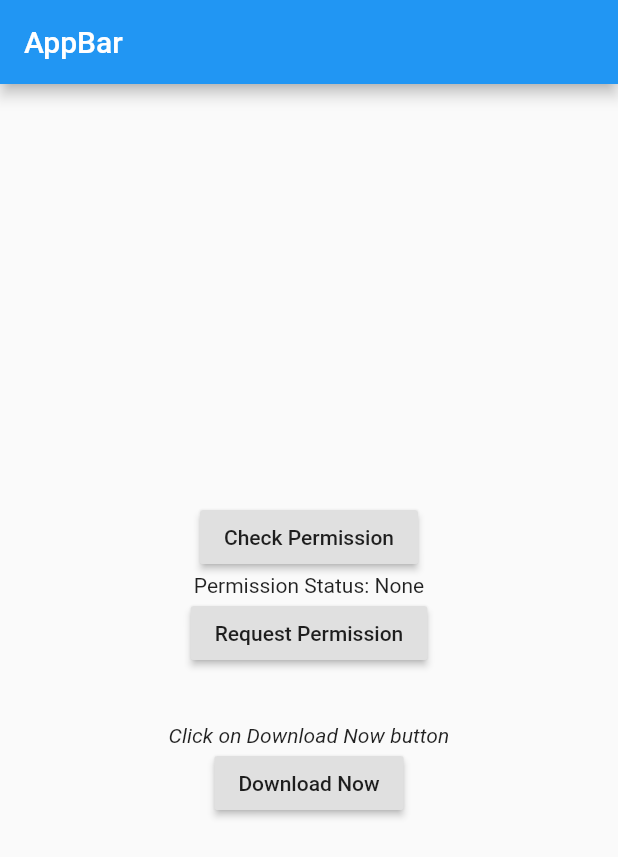
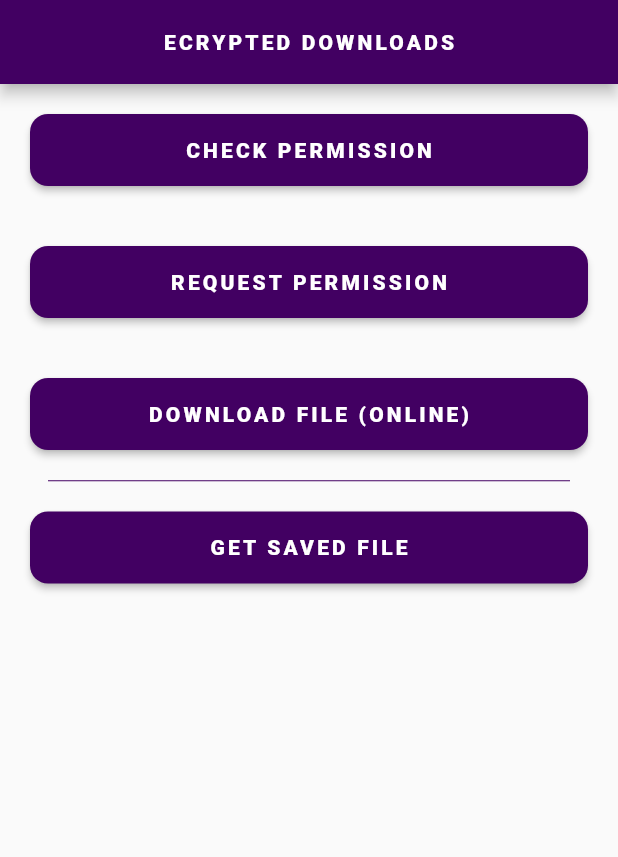
Before and after one commit to rohitsinghorg/encryption_downloads, a Flutter app: the screen it shows after launch, on a phone screen of 412 x 824 dp. Shown: the top 857 px of the screen. Run offline on Flutter 3.47's test engine with Material 2 defaults, Android fonts, the phone set to English and light mode, and no system bars; our stand-ins replace dio, shared_preferences, toast; missing offline and left inert: simple_permissions; Roboto replaces fonts that are missing (Raleway).

Commit message:
file read issue fixed. App completed

```diff
--- /dev/null
+++ b/lib/de_button.dart
@@ -0,0 +1,30 @@
+import 'package:flutter/material.dart';
+
+class DEButton extends StatelessWidget {
+  final String name;
+  final Function function;
+
+  DEButton({Key key, @required this.name, @required this.function}) : super(key: key);
+
+  @override
+  Widget build(BuildContext context) {
+    return Container(
+      width: MediaQuery.of(context).size.width,
+      height: 48,
+      margin: EdgeInsets.only(
+          top: 20.0, left: 20.0, right: 20.0, bottom: 20.0),
+      child: RaisedButton(
+        child: Text(
+          name.toUpperCase(),
+          style: TextStyle(fontFamily: 'Raleway', fontSize: 14, letterSpacing: 2.1, fontWeight: FontWeight.w800),
+        ),
+        padding: EdgeInsets.all(10.0),
+        shape: RoundedRectangleBorder(
+            borderRadius: BorderRadius.circular(12.0)),
+        color: Color(0xFF420062),
+        textColor: Color(0xFFFFFFFF),
+        onPressed: function,
+      ),
+    );
+  }
+}
--- a/lib/main.dart
+++ b/lib/main.dart
@@ -1,12 +1,16 @@
 import 'dart:convert';
 import 'dart:io';
+import 'dart:typed_data';
 
 import 'package:dio/dio.dart';
+import 'package:download_encrypt/de_button.dart';
+import 'package:download_encrypt/save_locally.dart';
 import 'package:flutter/cupertino.dart';
 import 'package:flutter/material.dart';
 import 'package:path/path.dart';
 import 'package:path_provider/path_provider.dart';
 import 'package:simple_permissions/simple_permissions.dart';
+import 'package:toast/toast.dart';
 
 void main() => runApp(MaterialApp(
       home: MyApp(),
@@ -23,12 +27,16 @@ class MyApp extends StatefulWidget {
 class MyAppState extends State<MyApp> {
 //  final imgUrl = "https://unsplash.com/photos/iEJVyyevw-U/download?force=true";
 //  final imgUrl = "https://www.bensound.com/bensound-music/bensound-jazzyfrenchy.mp3";
-  final imgUrl = "https://ksassets.timeincuk.net/wp/uploads/sites/55/2019/04/GettyImages-1136749971-920x584.jpg";
+  final imgUrl =
+      "https://ksassets.timeincuk.net/wp/uploads/sites/55/2019/04/GettyImages-1136749971-920x584.jpg";
   bool downloading = false;
   var progressString = "";
   Permission permission = Permission.WriteExternalStorage;
   String permissionStatus = 'None';
   String filePath;
+  bool showImage = false;
+  Uint8List imageInBytes;
+  SaveLocally _saveLocally = SaveLocally();
 
   @override
   void initState() {
@@ -39,9 +47,9 @@ class MyAppState extends State<MyApp> {
 
   Future<void> downloadFile() async {
     Dio dio = Dio();
-    var dir = await getExternalStorageDirectory();
+    var dir = await getApplicationDocumentsDirectory();
     try {
-      await dio.download(imgUrl, "${dir.path}/mymp.mp3",
+      await dio.download(imgUrl, "${dir.path}/myimg.jpg",
           onReceiveProgress: (rec, total) {
         print("Rec: $rec , Total: $total");
 
@@ -59,7 +67,7 @@ class MyAppState extends State<MyApp> {
       progressString = "Completed";
     });
     print("Download completed in path: ${dir.path}");
-    filePath = '${dir.path}/mymp.mp3';
+    filePath = '${dir.path}/myimg.jpg';
 
     getFileFromPath(filePath);
 
@@ -71,16 +79,23 @@ class MyAppState extends State<MyApp> {
     print("File Name: $fileName");
     print("File Name Without Extension: $fileNameWithoutExtension");
     print("File Extension: $fileExtension");*/
-
   }
 
   @override
   Widget build(BuildContext context) {
     return Scaffold(
       appBar: AppBar(
-        title: Text("AppBar"),
+        centerTitle: true,
+        title: Text(
+          "Ecrypted Downloads".toUpperCase(),
+          style: TextStyle(fontSize: 14, letterSpacing: 2.1, fontWeight: FontWeight.w800),
         ),
-      body: Center(
+        backgroundColor: Color(0xFF420062),
+      ),
+      body: ListView(
+        shrinkWrap: true,
+        children: <Widget>[
+          Center(
             child: downloading
                 ? Container(
                     height: 120.0,
@@ -107,75 +122,99 @@ class MyAppState extends State<MyApp> {
                 : Column(
                     mainAxisAlignment: MainAxisAlignment.center,
                     children: <Widget>[
-                  RaisedButton(
-                      onPressed: () {
-                        checkPermission();
+                      DEButton(
+                          name: 'Check Permission',
+                          function: () {
+                            checkPermission(context);
+                          }),
+                      DEButton(
+                        name: 'Request Permission',
+                        function: (){
+                          requestPermission(context);
                         },
-                      child: Text('Check Permission')),
-                  Text('Permission Status: '+permissionStatus),
-                  RaisedButton(onPressed: (){
-                      requestPermission();
+                      ),
+                      DEButton(
+                        name: 'Download File (online)',
+                        function: (){
+                          downloadFile();
                         },
-                  child: Text('Request Permission')),
-                  SizedBox(height: 36),
-                  Text('Click on Download Now button', style: TextStyle(fontStyle: FontStyle.italic)),
-                  RaisedButton(onPressed: (){
-                    downloadFile();
-                  }, child: Text('Download Now'),)
+                      ),
+                      Padding(
+                        padding: const EdgeInsets.symmetric(horizontal: 32),
+                        child: Divider(
+                          height: 1,
+                          color: Color(0xFF420062)
+                        ),
+                      ),
+                      DEButton(
+                        name: 'Get Saved File',
+                        function: () async {
+                          String path = await _saveLocally.getFilePath();
+                          print('GetStoreFile: Path is: $path');
+                          if (path == null)
+                            Toast.show("Application has not any file", context,
+                                duration: Toast.LENGTH_LONG,
+                                gravity: Toast.BOTTOM);
+                          else
+                            getFileFromPath(path);
+                        },
+                      ),
+                      Visibility(visible: showImage, child: getWidget()),
                     ],
                   ),
+          )
+        ],
       ),
     );
   }
 
-  checkPermission() async {
+  checkPermission(BuildContext context) async {
     bool res = await SimplePermissions.checkPermission(permission);
     print('Check permisison is: $res');
     if (res)
-      setState(() {
-        permissionStatus = 'Permission granted';
-      });
+      Toast.show("Application has Write permission", context, duration: Toast.LENGTH_LONG, gravity:  Toast.BOTTOM);
     else
-      setState(() {
-        permissionStatus = 'Permission denied';
-      });
+      Toast.show("Application has NOT Write permission", context, duration: Toast.LENGTH_LONG, gravity:  Toast.BOTTOM);
   }
 
-  requestPermission() async {
-    PermissionStatus _permissionStatus = await SimplePermissions.requestPermission(Permission.WriteExternalStorage);
+  requestPermission(BuildContext context) async {
+    PermissionStatus _permissionStatus =
+        await SimplePermissions.requestPermission(
+            Permission.WriteExternalStorage);
     print('Inside request permission: ${_permissionStatus}');
-    if(_permissionStatus == 'authorized') {
-      setState(() {
-        permissionStatus = 'Permission granted';
-      });
-    } else if(_permissionStatus == 'deniedNeverAsk'){
-      setState(() {
-        permissionStatus = 'User set permission as never ask';
-      });
-    }else if(_permissionStatus == 'denied'){
-      setState(() {
-        permissionStatus = 'User denied Write External Storage permission';
-      });
-    }else if(_permissionStatus == 'restricted'){
-      setState(() {
-        permissionStatus = 'Permission is restricted';
-      });
+    if (_permissionStatus == PermissionStatus.authorized) {
+      Toast.show("Application has Write permission", context,
+          duration: Toast.LENGTH_LONG, gravity: Toast.BOTTOM);
+      return true;
     } else {
-      setState(() {
-        permissionStatus = 'Permission is not determined';
-      });
+      Toast.show("Application has NOT Write permission", context,
+          duration: Toast.LENGTH_LONG, gravity: Toast.BOTTOM);
     }
   }
 
-  getFileFromPath(String path) async{
+  getFileFromPath(String path) async {
     print('getFileFromPath: $path');
-      try {
-        final file = await File(path).readAsString().then((result) {
-          print('Inside await: $result');
+    if (path == null) {
+      print('Nothing stored in application');
+    } else {
+      var imgBytes =
+          await File(path).readAsBytes(); //.then((result) => print(result));
+      print('getFileFromPath: $imageInBytes');
+      setState(() {
+        imageInBytes = imgBytes;
+        showImage = true;
       });
-        print('File content is: ${file}');
-      } on FileSystemException {
-        print('File System Exception occured');
+      _saveLocally.storeFileNamePathType('myimg', path, 'IMAGE');
+    }
+  }
+
+  Widget getWidget() {
+    if (showImage) {
+      return ClipRRect(
+          borderRadius: BorderRadius.circular(4),
+          child: Image.memory(imageInBytes, width: 400, height: 400));
+    } else {
+      return Container(width: 10, height: 10);
     }
   }
 }
--- /dev/null
+++ b/lib/save_locally.dart
@@ -0,0 +1,23 @@
+import 'package:shared_preferences/shared_preferences.dart';
+
+class SaveLocally {
+  String fileNameKey = 'name';
+  String filePathKey = 'path';
+  String fileTypeKey = 'type';
+
+
+  storeFileNamePathType(String fileName, String path, String fileTtype) async {
+     SharedPreferences sharedPreferences = await SharedPreferences.getInstance();
+      sharedPreferences.setString(fileNameKey, fileName);
+      sharedPreferences.setString(filePathKey, path);
+      sharedPreferences.setString(fileTypeKey, fileTtype);
+  }
+
+  getFilePath() async {
+    SharedPreferences prefs = await SharedPreferences.getInstance();
+    // return string
+    String path = prefs.getString(filePathKey) ?? null;
+    return path;
+  }
+
+}
```
Lines whose indentation alone changed are shown as unchanged.
